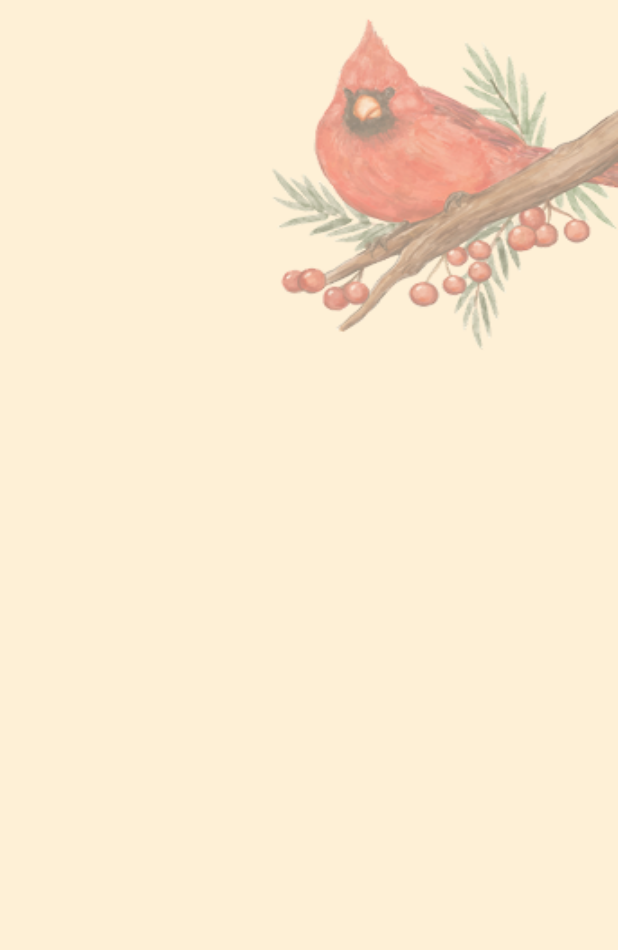
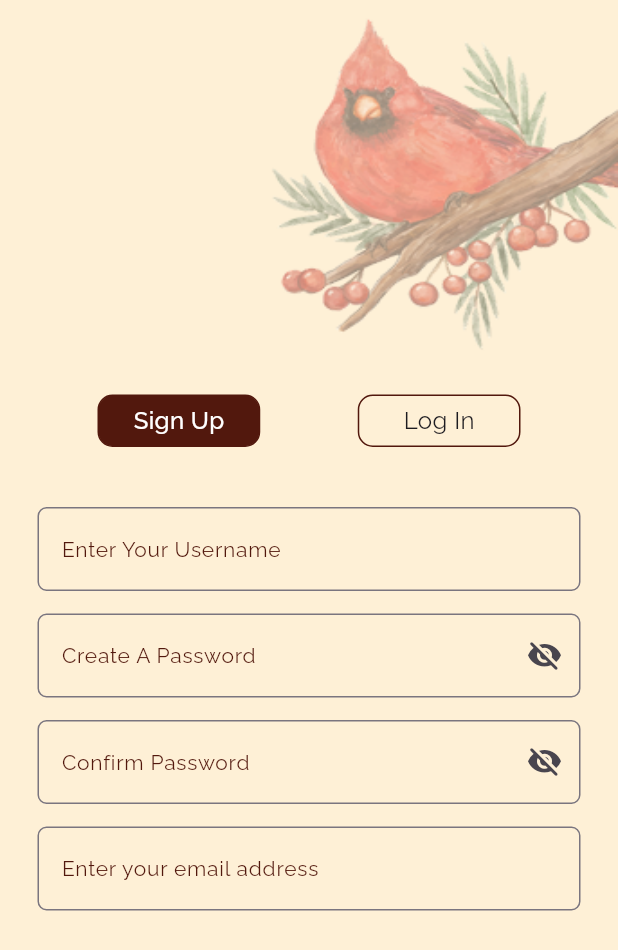
Before and after one commit to Shahin4292/shafacode-task, a Flutter app: the screen it shows after launch, on a phone screen of 412 x 824 dp. Shown: the top 950 px of the screen. Run offline on Flutter 3.47's test engine with Material 3 defaults, Android fonts, the phone set to English and light mode, and no system bars.

Commit message:
added the customTextField

```diff
--- /dev/null
+++ b/lib/features/auth/screens/sign_up_screen.dart
@@ -0,0 +1,74 @@
+import 'package:flutter/material.dart';
+import 'package:shafacode_task/features/auth/widget/custom_text_field.dart';
+import 'package:shafacode_task/features/auth/widget/top_tap_bar.dart';
+import 'package:shafacode_task/utils/app_color.dart';
+import 'package:shafacode_task/utils/image_path.dart';
+import 'package:shafacode_task/utils/styles.dart';
+
+class SignUpScreen extends StatefulWidget {
+  const SignUpScreen({super.key});
+
+  @override
+  State<SignUpScreen> createState() => _SignUpScreenState();
+}
+
+class _SignUpScreenState extends State<SignUpScreen> {
+  final _usernameCtrl = TextEditingController();
+  final _passwordCtrl = TextEditingController();
+  final _confirmPasswordCtrl = TextEditingController();
+  final _emailCtrl = TextEditingController();
+  int selectedIndex = 0;
+
+  @override
+  Widget build(BuildContext context) {
+    return Scaffold(
+      backgroundColor: const Color(0xFFFEF0D6),
+      body: SingleChildScrollView(
+        scrollDirection: Axis.vertical,
+        child: SafeArea(
+          child: Column(
+            children: [
+              Column(
+                children: [
+
+                  Align(
+                    alignment: Alignment.centerRight,
+                    child: Image.asset(ImagePath.bird,
+                        height: 263,
+                        width: 263,
+                        fit: BoxFit.fill
+                    ),
+                  ),
+
+                  TopTabBar(
+                    selectedIndex: selectedIndex,
+                    signUp: () {
+                      setState(() => selectedIndex = 0);
+                    },
+                    login: () {
+                      setState(() => selectedIndex = 1);
+                    },
+                  ),
+
+                  Padding(
+                    padding: const EdgeInsets.only(left: 25, right: 25, top: 40, bottom: 40),
+                    child: Column(
+                      spacing: 15,
+                      children: [
+                        CustomTextField(hintText: 'Enter Your Username', controller: _usernameCtrl),
+                        CustomTextField(hintText: 'Create A Password', controller: _passwordCtrl, isPassword: true,),
+                        CustomTextField(hintText: 'Confirm Password', controller: _confirmPasswordCtrl, isPassword: true,),
+                        CustomTextField(hintText: 'Enter your email address', controller: _emailCtrl),
+                      ],
+                    ),
+                  ),
+
+                ],
+              ),
+            ],
+          ),
+        ),
+      ),
+    );
+  }
+}
--- /dev/null
+++ b/lib/features/auth/widget/custom_text_field.dart
@@ -0,0 +1,59 @@
+import 'package:flutter/material.dart';
+import 'package:shafacode_task/utils/app_color.dart';
+import 'package:shafacode_task/utils/styles.dart';
+
+
+class CustomTextField extends StatefulWidget {
+  final String hintText;
+  final TextEditingController controller;
+  final bool isPassword;
+  final String? Function(String?)? validator;
+
+  const CustomTextField({
+    super.key,
+    required this.hintText,
+    required this.controller,
+    this.isPassword = false,
+    this.validator,
+  });
+
+  @override
+  State<CustomTextField> createState() => _CustomTextFieldState();
+}
+
+class _CustomTextFieldState extends State<CustomTextField> {
+  bool _obscureText = true;
+
+  @override
+  Widget build(BuildContext context) {
+    return TextFormField(
+      controller: widget.controller,
+      obscureText: widget.isPassword ? _obscureText : false,
+      validator: widget.validator,
+      decoration: InputDecoration(
+        hintText: widget.hintText,
+        hintStyle: ralewayRegular.copyWith(
+        color: AppColor.primaryColor,
+        fontSize: 14,
+      ),
+        border: const OutlineInputBorder(
+          borderRadius: BorderRadius.all(Radius.circular(6)),
+          borderSide: BorderSide(color: Colors.grey),
+        ),
+
+        suffixIcon: widget.isPassword
+            ? IconButton(iconSize: 24, icon: Icon(_obscureText
+                ? Icons.visibility_off_rounded
+                : Icons.visibility_rounded,
+          ),
+          onPressed: () {
+            setState(() {
+              _obscureText = !_obscureText;
+            });
+          },
+        )
+            : null,
+      ),
+    );
+  }
+}
--- /dev/null
+++ b/lib/features/auth/widget/top_tap_bar.dart
@@ -0,0 +1,66 @@
+import 'package:flutter/material.dart';
+import 'package:shafacode_task/utils/app_color.dart';
+import 'package:shafacode_task/utils/styles.dart';
+
+
+class TopTabBar extends StatelessWidget {
+  final int selectedIndex;
+  final VoidCallback login;
+  final VoidCallback signUp;
+
+  const TopTabBar({
+    super.key,
+    required this.selectedIndex, required this.login, required this.signUp,
+  });
+
+  @override
+  Widget build(BuildContext context) {
+    return Container(
+      padding: EdgeInsets.symmetric(horizontal: 65),
+      height: 35,
+      child: Row(
+        spacing: 65,
+        children: [
+          Expanded(
+            child: GestureDetector(
+              onTap: signUp,
+              child: Container(
+                alignment: .center,
+                decoration: BoxDecoration(
+                  color: selectedIndex == 0 ? AppColor.primaryColor : Colors.transparent,
+                  borderRadius: BorderRadius.circular(10),
+                    border: Border.all(color: AppColor.primaryColor)
+                ),
+
+                child: Text(
+                  'Sign Up',
+                  style: selectedIndex == 0 ? ralewayMedium.copyWith(color: Colors.white, fontSize: 16)
+                      : ralewayRegular.copyWith(fontSize: 16),
+                ),
+              ),
+            ),
+          ),
+
+          Expanded(
+            child: GestureDetector(
+              onTap: login,
+              child: Container(
+                alignment: .center,
+                decoration: BoxDecoration(
+                  color: selectedIndex == 1 ? AppColor.primaryColor : Colors.transparent,
+                    borderRadius: BorderRadius.circular(10),
+                  border: Border.all(color: AppColor.primaryColor)
+                ),
+                child: Text(
+                  'Log In',
+                  style: selectedIndex == 1 ? ralewayMedium.copyWith(color: Colors.white, fontSize: 16)
+                      : ralewayRegular.copyWith(fontSize: 16),
+                ),
+              ),
+            ),
+          ),
+        ],
+      ),
+    );
+  }
+}
--- a/lib/features/sign_up/screens/sign_up_screen.dart
+++ /dev/null
@@ -1,119 +0,0 @@
-import 'package:flutter/material.dart';
-
-class SignUpScreen extends StatefulWidget {
-  const SignUpScreen({super.key});
-
-  @override
-  State<SignUpScreen> createState() => _SignUpScreenState();
-}
-
-class _SignUpScreenState extends State<SignUpScreen> {
-
-  @override
-  Widget build(BuildContext context) {
-    return Scaffold(
-      backgroundColor: const Color(0xFFFEF0D6),
-      body: SingleChildScrollView(
-        child: SafeArea(
-          child: Column(
-            children: [
-              Column(
-                children: [
-
-                  Align(
-                    alignment: Alignment.centerRight,
-                    child: Image.asset('assets/images/bird.png',
-                        height: 263,
-                        width: 263,
-                        fit: BoxFit.fill
-                    ),
-                  ),
-
-                  // const SizedBox(height: 25),
-                  //
-                  //
-                  // /// Tabs
-                  // Row(
-                  //   mainAxisAlignment: MainAxisAlignment.center,
-                  //   children: [
-                  //     _tabButton(title: 'Sign Up', selected: true),
-                  //     const SizedBox(width: 12),
-                  //     _tabButton(title: 'Log In', selected: false),
-                  //   ],
-                  // ),
-                  //
-                  // const SizedBox(height: 24),
-                  //
-                  // /// Form Fields
-                  // _inputField(
-                  //   hint: 'Enter your username',
-                  //   controller: _usernameCtrl,
-                  //   onChanged: (_) => setState(() {}),
-                  // ),
-                  // _inputField(
-                  //   hint: 'Create A Password',
-                  //   controller: _passwordCtrl,
-                  //   obscure: _obscurePassword,
-                  //   suffix: IconButton(
-                  //     icon: Icon(
-                  //       _obscurePassword
-                  //           ? Icons.visibility_off
-                  //           : Icons.visibility,
-                  //     ),
-                  //     onPressed: () {
-                  //       setState(() => _obscurePassword = !_obscurePassword);
-                  //     },
-                  //   ),
-                  //   onChanged: (_) => setState(() {}),
-                  // ),
-                  // _inputField(
-                  //   hint: 'Confirm Password',
-                  //   controller: _confirmPasswordCtrl,
-                  //   obscure: _obscureConfirm,
-                  //   suffix: IconButton(
-                  //     icon: Icon(
-                  //       _obscureConfirm
-                  //           ? Icons.visibility_off
-                  //           : Icons.visibility,
-                  //     ),
-                  //     onPressed: () {
-                  //       setState(() => _obscureConfirm = !_obscureConfirm);
-                  //     },
-                  //   ),
-                  //   onChanged: (_) => setState(() {}),
-                  // ),
-                  // _inputField(
-                  //   hint: 'Enter your email address',
-                  //   controller: _emailCtrl,
-                  //   onChanged: (_) => setState(() {}),
-                  // ),
-                  //
-                  // const SizedBox(height: 24),
-                  //
-                  // /// Next Button
-                  // ElevatedButton(
-                  //   onPressed: _onNextPressed,
-                  //   style: ElevatedButton.styleFrom(
-                  //     backgroundColor:
-                  //     _isFormFilled ? Colors.red : Colors.grey,
-                  //     minimumSize: const Size(140, 45),
-                  //     shape: RoundedRectangleBorder(
-                  //       borderRadius: BorderRadius.circular(8),
-                  //     ),
-                  //   ),
-                  //   child: const Text(
-                  //     'Next',
-                  //     style: TextStyle(color: Colors.white),
-                  //   ),
-                  // ),
-                  //
-                  // const SizedBox(height: 30),
-                ],
-              ),
-            ],
-          ),
-        ),
-      ),
-    );
-  }
-}
--- a/lib/main.dart
+++ b/lib/main.dart
@@ -1,6 +1,6 @@
 import 'package:flutter/material.dart';
 
-import 'features/sign_up/screens/sign_up_screen.dart';
+import 'features/auth/screens/sign_up_screen.dart';
 
 void main() {
   runApp(const MyApp());
```
